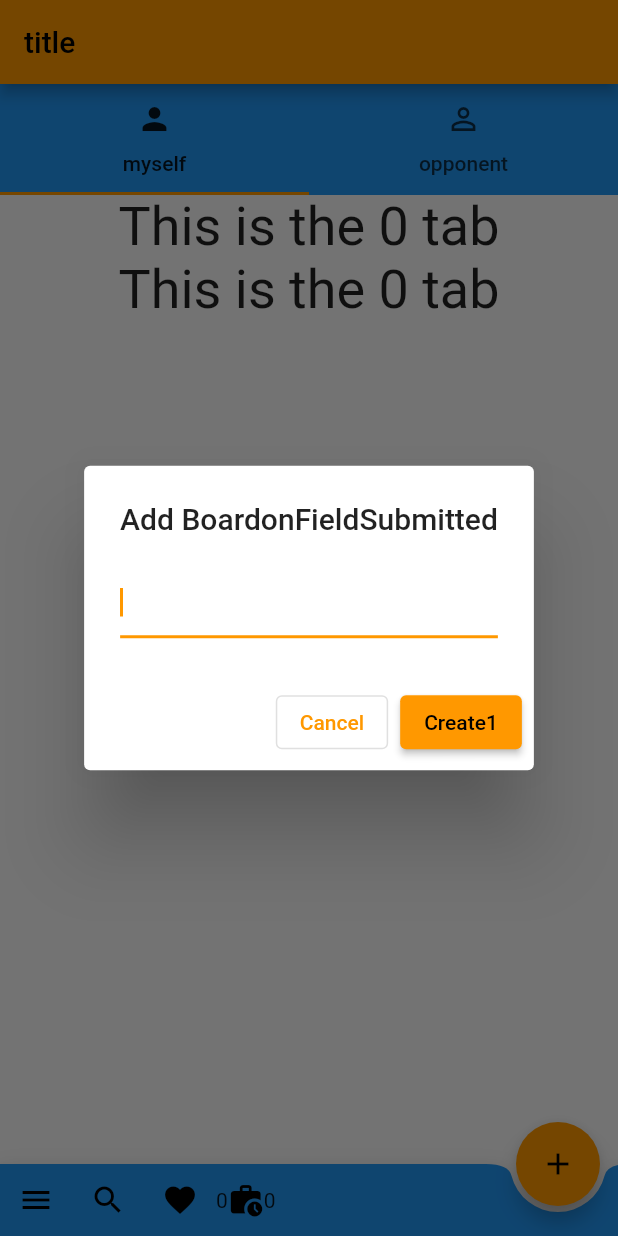
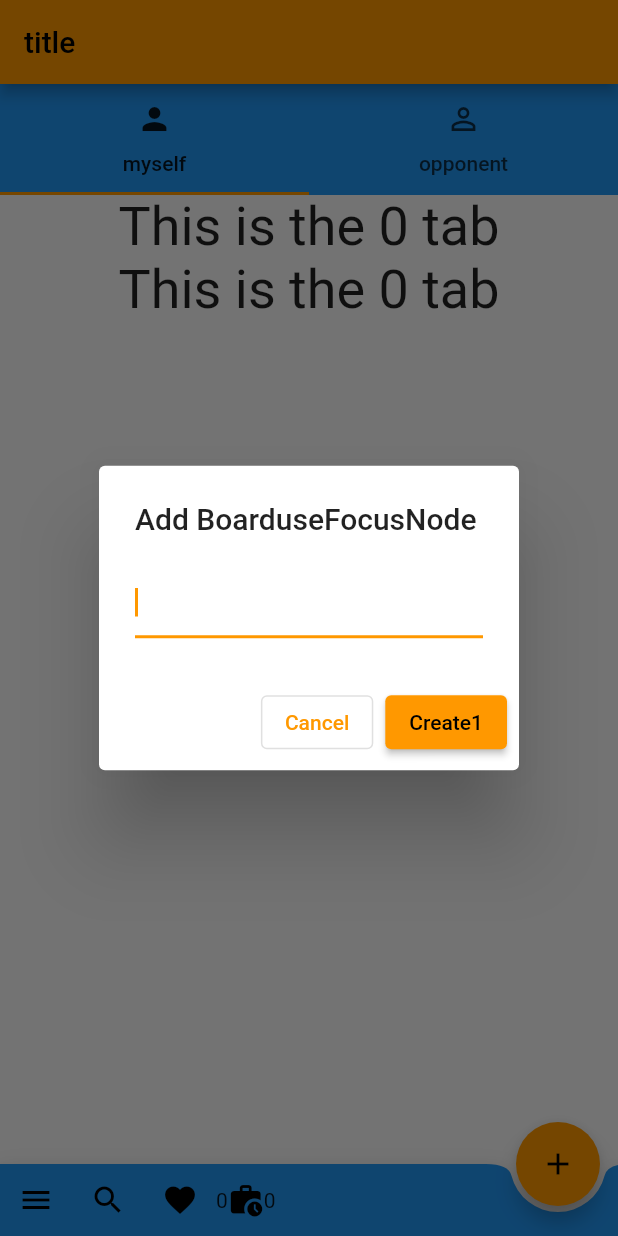
Before and after one commit to toumarihikana/flutter-web-test-for-smartphone, a Flutter app: the screen it shows after launch, after a tap on the "add" icon, on a phone screen of 412 x 824 dp. Run offline on Flutter 3.47's test engine with Material 2 defaults, Android fonts, the phone set to English and light mode, and no system bars; our stand-ins replace flutter_hooks, hooks_riverpod; missing offline and left inert: flutter_use.

Commit message:
useFocusNode

```diff
--- a/lib/widgets/dialogs/text_input.dart
+++ b/lib/widgets/dialogs/text_input.dart
@@ -1,4 +1,5 @@
 import 'package:flutter/material.dart';
+import 'package:flutter_hooks/flutter_hooks.dart';
 
 import 'package:hooks_riverpod/hooks_riverpod.dart';
 
@@ -44,8 +45,9 @@ class EditTextDialog extends HookConsumerWidget {
 
   @override
   Widget build(BuildContext context, WidgetRef ref) {
+    final focusNode = useFocusNode();
     return AlertDialog(
-      title: Text(title + 'onFieldSubmitted'),
+      title: Text(title + 'useFocusNode'),
       content: TextFormField(
         controller: _textEditingController,
         autofocus: true,
```
